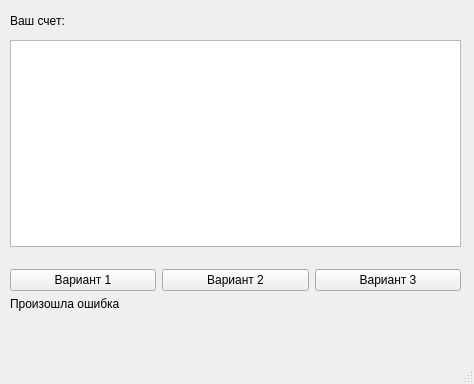
Above: labs/lab6/client/lab6.ui from Nikitae57/python before the change. Below: the same form after it.
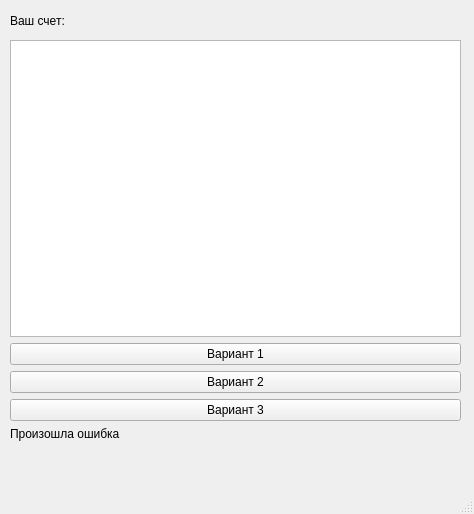
That is the form after the change.

The edit to the form file:
```diff
--- a/labs/lab6/client/lab6.ui
+++ b/labs/lab6/client/lab6.ui
@@ -7,7 +7,7 @@
     <x>0</x>
     <y>0</y>
     <width>474</width>
-    <height>384</height>
+    <height>514</height>
    </rect>
   </property>
   <property name="windowTitle">
@@ -20,7 +20,7 @@
       <x>10</x>
       <y>40</y>
       <width>451</width>
-      <height>271</height>
+      <height>401</height>
      </rect>
     </property>
     <layout class="QVBoxLayout" name="quizLayout">
@@ -28,12 +28,7 @@
       <widget class="QTextBrowser" name="quizText"/>
      </item>
      <item>
-      <layout class="QHBoxLayout" name="hl">
-       <property name="topMargin">
-        <number>16</number>
-       </property>
-       <item>
-        <widget class="QPushButton" name="btn3">
+      <widget class="QPushButton" name="btn1">
          <property name="sizePolicy">
           <sizepolicy hsizetype="Expanding" vsizetype="Fixed">
            <horstretch>0</horstretch>
@@ -59,7 +54,7 @@
         </widget>
        </item>
        <item>
-        <widget class="QPushButton" name="btn1">
+      <widget class="QPushButton" name="btn3">
          <property name="sizePolicy">
           <sizepolicy hsizetype="Expanding" vsizetype="Fixed">
            <horstretch>0</horstretch>
@@ -70,8 +65,6 @@
           <string>Вариант 3</string>
          </property>
         </widget>
-       </item>
-      </layout>
      </item>
      <item>
       <widget class="QLabel" name="errorLabel">
```
Lines whose indentation alone changed are shown as unchanged.
